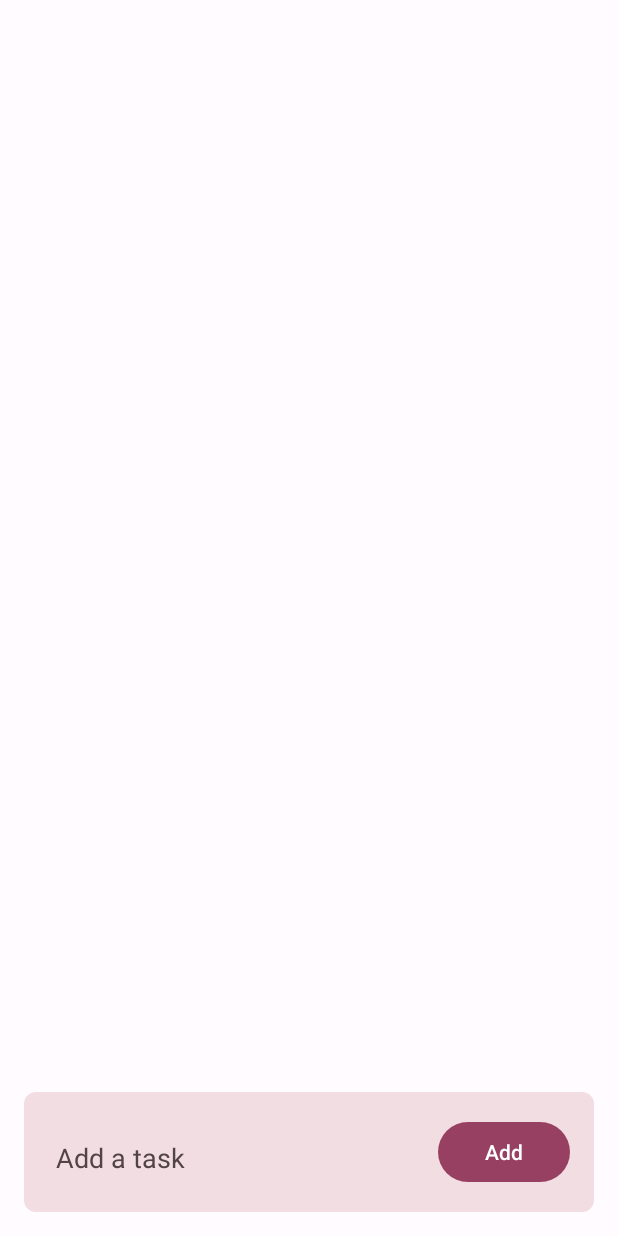
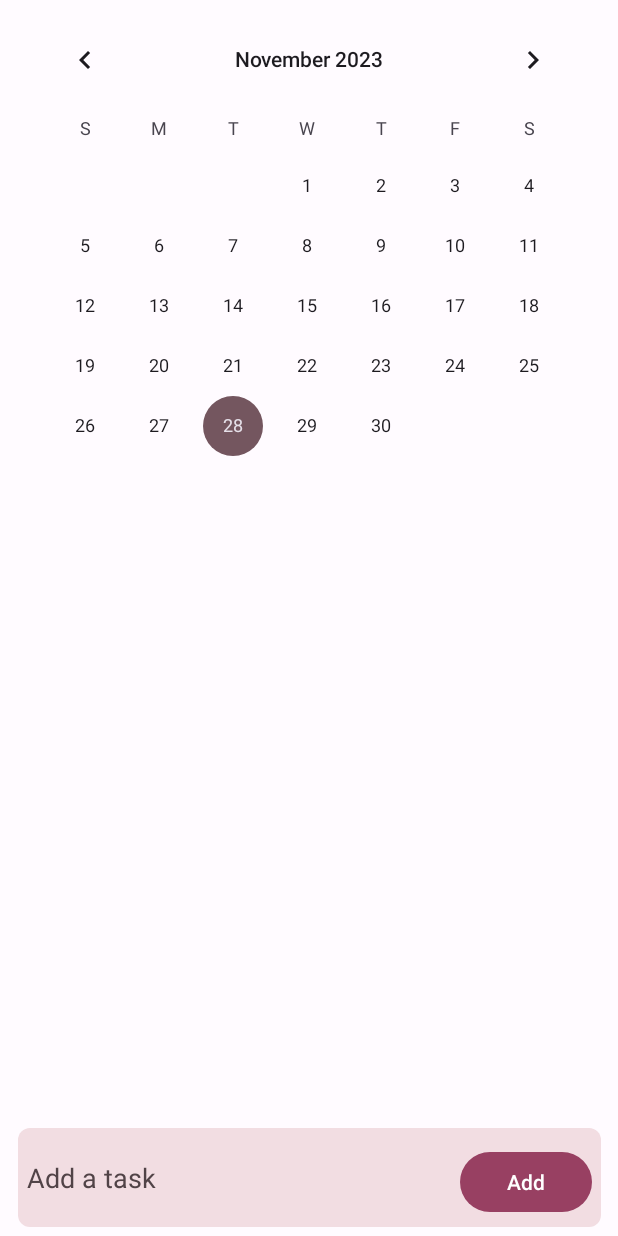
Before and after one commit to zaidyoucef/Tally, an Android app: the screen it shows after launch (MainActivity), on a phone screen of 412 x 824 dp. Run offline under Robolectric (Android 15) with nearby library versions, the phone set to English and light mode, and no system bars.

Commit message:
added native calender view,done task db, done task class

```diff
--- a/app/build.gradle
+++ b/app/build.gradle
@@ -8,7 +8,7 @@ android {
 
     defaultConfig {
         applicationId "com.joe.tasks"
-        minSdk 24
+        minSdk 29
         targetSdk 33
         versionCode 1
         versionName "1.0"
--- a/app/src/main/java/com/joe/tasks/Base.java
+++ b/app/src/main/java/com/joe/tasks/Base.java
@@ -12,6 +12,8 @@ public class Base extends SQLiteOpenHelper {
     @Override
     public void onCreate(SQLiteDatabase db) {
         db.execSQL("CREATE TABLE task(id INTEGER PRIMARY KEY,textTask TEXT,isCompleted INTEGER)");
+        db.execSQL("CREATE TABLE taskDone(id INTEGER PRIMARY KEY,textTask TEXT,date DATE)");
+
     }
     @Override
     public void onUpgrade(SQLiteDatabase db, int oldVersion, int newVersion) {
@@ -41,6 +43,28 @@ public class Base extends SQLiteOpenHelper {
         ContentValues c = new ContentValues();
         c.put("isCompleted",1);
         db.update("task",c,"id=?",new String[]{String.valueOf(idTask)});
+        // add the task to taskDone
+        Cursor cur = db.rawQuery("SELECT * FROM task WHERE id=?",new String[]{String.valueOf(idTask)});
+        cur.moveToNext();
+        String textTask = cur.getString(cur.getColumnIndexOrThrow("textTask"));
+        ContentValues c2 = new ContentValues();
+        c2.put("textTask",textTask);
+        c2.put("date",String.valueOf(java.time.LocalDate.now()));
+        db.insert("taskDone",null,c2);
         db.close();
     }
+
+    public Cursor getAllTaskDone(String date){
+        SQLiteDatabase db=this.getReadableDatabase();
+        Cursor cur = db.rawQuery("SELECT * FROM taskDone WHERE date=?",new String[]{date});
+        return cur;
+    }
+
+   // showTaskDone
+public Cursor showTaskDone(){
+        SQLiteDatabase db=this.getReadableDatabase();
+        Cursor cur = db.rawQuery("SELECT * FROM taskDone",null);
+        return cur;
+    }
+
 }
--- a/app/src/main/java/com/joe/tasks/MainActivity.java
+++ b/app/src/main/java/com/joe/tasks/MainActivity.java
@@ -22,6 +22,7 @@ public class MainActivity extends AppCompatActivity {
     Button addTask;
     EditText textTask;
     Base base = new Base(MainActivity.this);
+    Base done = new Base(MainActivity.this);
     @Override
     protected void onCreate(Bundle savedInstanceState) {
         super.onCreate(savedInstanceState);
@@ -102,6 +103,17 @@ public class MainActivity extends AppCompatActivity {
                 base.markCompleted(Items.get(position).getIdTask());
                 setViewTask();
             });
+
+            // when click on calader show taskDone for that day
+            textItem.setOnClickListener(v -> {
+                // get date from textItem
+                String date = textItem.getText().toString().split(" ")[0];
+                // get all taskDone for that day
+                Cursor c = done.getAllTaskDone(date);
+                // show taskDone for that day
+                done.showTaskDone();
+            });
+
             return view;
         }
     }
--- /dev/null
+++ b/app/src/main/java/com/joe/tasks/TaskDone.java
@@ -0,0 +1,23 @@
+package com.joe.tasks;
+public class TaskDone {
+    private final int idTask;
+    private final String textTask;
+    private final String completeDate;
+
+    public TaskDone(int idTask, String textTask, int isCompleted, String completeDate) {
+        this.idTask = idTask;
+        this.textTask = textTask;
+        this.completeDate = completeDate;
+    }
+    public int getIdTask() {
+        return idTask;
+    }
+
+    public String getTextTask() {
+        return textTask;
+    }
+
+    public String getCompleteDate() {
+        return completeDate;
+    }
+}
--- a/app/src/main/res/layout/activity_main.xml
+++ b/app/src/main/res/layout/activity_main.xml
@@ -1,56 +1,85 @@
 <?xml version="1.0" encoding="utf-8"?>
-<androidx.constraintlayout.widget.ConstraintLayout xmlns:android="http://schemas.android.com/apk/res/android"
+<RelativeLayout xmlns:android="http://schemas.android.com/apk/res/android"
     xmlns:app="http://schemas.android.com/apk/res-auto"
     xmlns:tools="http://schemas.android.com/tools"
     android:layout_width="match_parent"
     android:layout_height="match_parent"
+    android:layout_marginStart="6dp"
+    android:layout_marginEnd="6dp"
     tools:context=".MainActivity">
+
+    <CalendarView
+        android:id="@+id/calendarView"
+        android:layout_width="match_parent"
+        android:layout_height="wrap_content"
+        android:layout_alignParentStart="true"
+        android:layout_alignParentTop="true"
+        android:layout_alignParentEnd="true"
+        android:layout_marginStart="6dp"
+        android:layout_marginTop="6dp"
+        android:layout_marginEnd="6dp"
+        android:layout_marginBottom="6dp" />
 
     <ListView
         android:id="@+id/list_view"
-        android:layout_width="0dp"
-        android:layout_height="0dp"
-        android:layout_margin="16dp"
-        android:divider="@null"
-        app:layout_constraintBottom_toTopOf="@+id/linearLayout"
-        app:layout_constraintEnd_toEndOf="parent"
-        app:layout_constraintStart_toStartOf="parent"
-        app:layout_constraintTop_toTopOf="parent" />
+        android:layout_width="match_parent"
+        android:layout_height="wrap_content"
+        android:layout_above="@id/input"
+        android:layout_below="@+id/calendarView"
+        android:layout_alignParentStart="true"
+        android:layout_alignParentEnd="true"
+        android:layout_marginStart="6dp"
+        android:layout_marginTop="6dp"
+        android:layout_marginEnd="6dp"
+        android:layout_marginBottom="6dp"
+        android:divider="@null" />
 
-    <LinearLayout
-        android:id="@+id/linearLayout"
-        android:layout_width="0dp"
-        android:layout_height="wrap_content"
-        android:layout_marginStart="16dp"
-        android:layout_marginEnd="16dp"
-        android:layout_marginBottom="16dp"
-        android:background="@drawable/input_background"
-        android:orientation="horizontal"
-        android:padding="16dp"
-        app:layout_constraintBottom_toBottomOf="parent"
-        app:layout_constraintEnd_toEndOf="parent"
-        app:layout_constraintStart_toStartOf="parent">
+    <RelativeLayout
+        android:id="@+id/input"
+        android:layout_width="400dp"
+        android:layout_height="66dp"
+        android:layout_alignParentStart="true"
+        android:layout_alignParentEnd="true"
+        android:layout_alignParentBottom="true"
+        android:layout_marginStart="6dp"
+        android:layout_marginTop="6dp"
+        android:layout_marginEnd="5dp"
+        android:layout_marginBottom="6dp"
+        android:background="@drawable/input_background">
+
+        <Button
+            android:id="@+id/addTask"
+            android:layout_width="wrap_content"
+            android:layout_height="wrap_content"
+            android:layout_alignParentTop="true"
+            android:layout_alignParentEnd="true"
+            android:layout_alignParentBottom="true"
+            android:layout_marginStart="6dp"
+            android:layout_marginTop="12dp"
+            android:layout_marginEnd="6dp"
+            android:layout_marginBottom="6dp"
+            android:text="Add"
+            android:textColor="?attr/colorOnSecondary" />
 
         <EditText
             android:id="@+id/textTask"
             android:layout_width="wrap_content"
             android:layout_height="wrap_content"
-            android:layout_margin="5dp"
-            android:layout_weight="1"
+            android:layout_alignParentStart="true"
+            android:layout_alignParentTop="true"
+            android:layout_alignParentBottom="true"
+            android:layout_marginStart="6dp"
+            android:layout_marginTop="6dp"
+            android:layout_marginEnd="6dp"
+            android:layout_marginBottom="6dp"
+            android:layout_toStartOf="@+id/addTask"
+            android:autofillHints=""
+            android:background="@null"
             android:ems="10"
-            android:background="@null"
             android:hint="Add a task"
-            android:autofillHints=""
             android:inputType="textAutoComplete|textCapSentences|textMultiLine"
             android:textColor="?attr/colorOnSurfaceVariant"
             android:textColorHint="?attr/colorOnSurfaceVariant" />
+    </RelativeLayout>
 
-        <Button
-            android:id="@+id/addTask"
-            android:layout_width="wrap_content"
-            android:layout_height="wrap_content"
-            android:layout_weight="0"
-            android:text="Add"
-            android:textColor="?attr/colorOnSecondary" />
-    </LinearLayout>
-</androidx.constraintlayout.widget.ConstraintLayout>
+</RelativeLayout>
--- /dev/null
+++ b/app/src/main/res/values-night-v29/themes.xml
@@ -0,0 +1,33 @@
+<?xml version="1.0" encoding="utf-8"?>
+<resources>
+
+    <style name="AppTheme" parent="Theme.Material3.Dark.NoActionBar">
+        <item name="android:statusBarColor">@color/md_theme_dark_background</item>
+        <item name="colorPrimary">@color/md_theme_dark_primary</item>
+        <item name="colorOnPrimary">@color/md_theme_dark_onPrimary</item>
+        <item name="colorPrimaryContainer">@color/md_theme_dark_primaryContainer</item>
+        <item name="colorOnPrimaryContainer">@color/md_theme_dark_onPrimaryContainer</item>
+        <item name="colorSecondary">@color/md_theme_dark_secondary</item>
+        <item name="colorOnSecondary">@color/md_theme_dark_onSecondary</item>
+        <item name="colorSecondaryContainer">@color/md_theme_dark_secondaryContainer</item>
+        <item name="colorOnSecondaryContainer">@color/md_theme_dark_onSecondaryContainer</item>
+        <item name="colorTertiary">@color/md_theme_dark_tertiary</item>
+        <item name="colorOnTertiary">@color/md_theme_dark_onTertiary</item>
+        <item name="colorTertiaryContainer">@color/md_theme_dark_tertiaryContainer</item>
+        <item name="colorOnTertiaryContainer">@color/md_theme_dark_onTertiaryContainer</item>
+        <item name="colorError">@color/md_theme_dark_error</item>
+        <item name="colorOnError">@color/md_theme_dark_onError</item>
+        <item name="colorErrorContainer">@color/md_theme_dark_errorContainer</item>
+        <item name="colorOnErrorContainer">@color/md_theme_dark_onErrorContainer</item>
+        <item name="colorOutline">@color/md_theme_dark_outline</item>
+        <item name="android:colorBackground">@color/md_theme_dark_background</item>
+        <item name="colorOnBackground">@color/md_theme_dark_onBackground</item>
+        <item name="colorSurface">@color/md_theme_dark_surface</item>
+        <item name="colorOnSurface">@color/md_theme_dark_onSurface</item>
+        <item name="colorSurfaceVariant">@color/md_theme_dark_surfaceVariant</item>
+        <item name="colorOnSurfaceVariant">@color/md_theme_dark_onSurfaceVariant</item>
+        <item name="colorSurfaceInverse">@color/md_theme_dark_inverseSurface</item>
+        <item name="colorOnSurfaceInverse">@color/md_theme_dark_inverseOnSurface</item>
+        <item name="colorPrimaryInverse">@color/md_theme_dark_inversePrimary</item>
+    </style>
+</resources>
```
